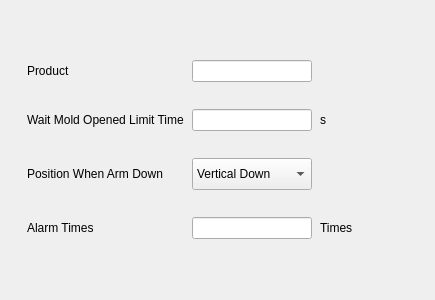
Qt form hcsettings/ichcproductsettingframe.ui (GaussCheng/2-5AxisPunch) before a commit.
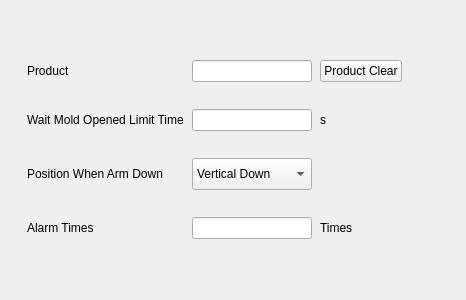
The same form after that commit. Custom widgets are drawn as their Qt base class.

Patch:
```diff
--- a/hcsettings/ichcproductsettingframe.ui
+++ b/hcsettings/ichcproductsettingframe.ui
@@ -6,7 +6,7 @@
    <rect>
     <x>0</x>
     <y>0</y>
-    <width>435</width>
+    <width>466</width>
     <height>300</height>
    </rect>
   </property>
@@ -158,6 +158,13 @@
    <item row="4" column="1">
     <widget class="ICLineEditWithVirtualNumericKeypad" name="alarmTimesEdit"/>
    </item>
+   <item row="1" column="2">
+    <widget class="QPushButton" name="productClearButton">
+     <property name="text">
+      <string>Product Clear</string>
+     </property>
+    </widget>
+   </item>
   </layout>
  </widget>
  <customwidgets>
```
